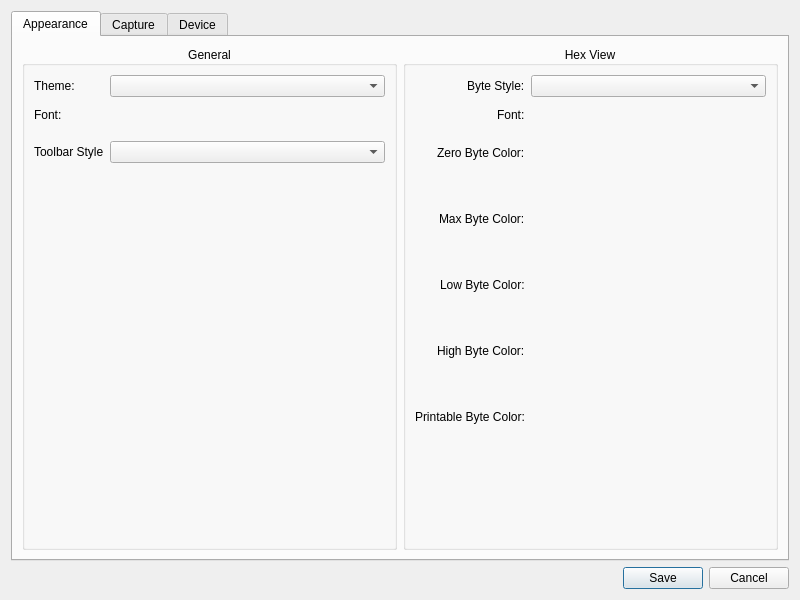
The window that software/squishy/gui/preferences_window.ui (squishy-scsi/squishy) describes before a commit, drawn with Qt 5.
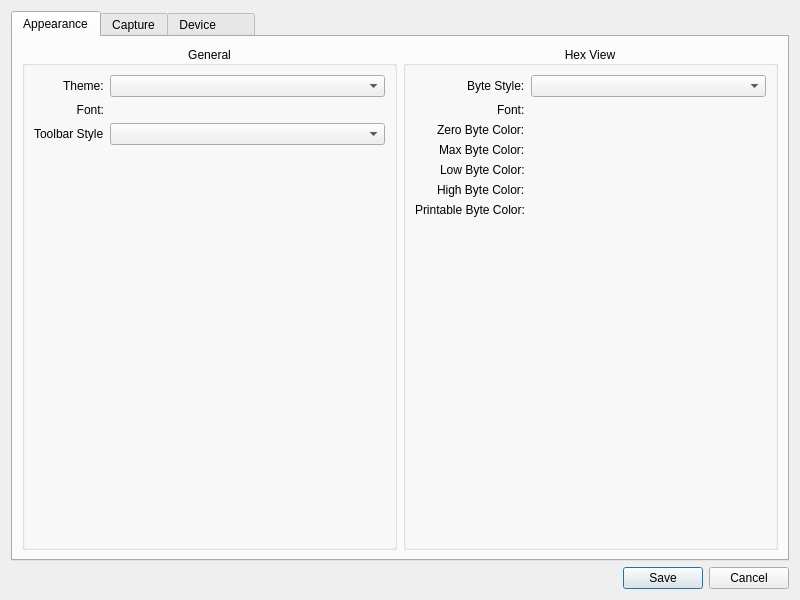
The same window after the commit. The open tabs and pages were chosen to show the change. Icons and pictures are not drawn. Custom widgets are drawn as their Qt base class.

Commit message: software: gui: futsing about with the ui some more

Patch:
```diff
--- a/software/squishy/gui/preferences_window.ui
+++ b/software/squishy/gui/preferences_window.ui
@@ -10,6 +10,12 @@
     <height>600</height>
    </rect>
   </property>
+  <property name="sizePolicy">
+   <sizepolicy hsizetype="Preferred" vsizetype="Minimum">
+    <horstretch>0</horstretch>
+    <verstretch>0</verstretch>
+   </sizepolicy>
+  </property>
   <property name="minimumSize">
    <size>
     <width>800</width>
@@ -71,6 +77,12 @@
           <set>Qt::AlignCenter</set>
          </property>
          <layout class="QFormLayout" name="formLayout_2">
+          <property name="fieldGrowthPolicy">
+           <enum>QFormLayout::AllNonFixedFieldsGrow</enum>
+          </property>
+          <property name="labelAlignment">
+           <set>Qt::AlignBottom|Qt::AlignRight|Qt::AlignTrailing</set>
+          </property>
           <property name="formAlignment">
            <set>Qt::AlignHCenter|Qt::AlignTop</set>
           </property>
@@ -89,6 +101,9 @@
             <property name="text">
              <string>Font:</string>
             </property>
+            <property name="alignment">
+             <set>Qt::AlignRight|Qt::AlignTrailing|Qt::AlignVCenter</set>
+            </property>
            </widget>
           </item>
           <item row="2" column="0">
@@ -102,8 +117,8 @@
            <widget class="FontPicker" name="fp_main" native="true">
             <property name="minimumSize">
              <size>
-              <width>32</width>
-              <height>32</height>
+              <width>0</width>
+              <height>0</height>
              </size>
             </property>
            </widget>
@@ -136,6 +151,12 @@
           <bool>false</bool>
          </property>
          <layout class="QFormLayout" name="formLayout">
+          <property name="fieldGrowthPolicy">
+           <enum>QFormLayout::AllNonFixedFieldsGrow</enum>
+          </property>
+          <property name="rowWrapPolicy">
+           <enum>QFormLayout::WrapLongRows</enum>
+          </property>
           <property name="labelAlignment">
            <set>Qt::AlignRight|Qt::AlignTrailing|Qt::AlignVCenter</set>
           </property>
@@ -163,8 +184,8 @@
            <widget class="FontPicker" name="fp_hex" native="true">
             <property name="minimumSize">
              <size>
-              <width>32</width>
-              <height>32</height>
+              <width>0</width>
+              <height>0</height>
              </size>
             </property>
            </widget>
@@ -180,8 +201,8 @@
            <widget class="ColorPicker" name="clr_zero" native="true">
             <property name="minimumSize">
              <size>
-              <width>114</width>
-              <height>60</height>
+              <width>0</width>
+              <height>0</height>
              </size>
             </property>
            </widget>
@@ -200,13 +221,6 @@
             </property>
            </widget>
           </item>
-          <item row="7" column="0">
-           <widget class="QLabel" name="label_10">
-            <property name="text">
-             <string>Printable Byte Color:</string>
-            </property>
-           </widget>
-          </item>
           <item row="3" column="0">
            <widget class="QLabel" name="label_9">
             <property name="text">
@@ -218,8 +232,8 @@
            <widget class="ColorPicker" name="clr_high" native="true">
             <property name="minimumSize">
              <size>
-              <width>114</width>
-              <height>60</height>
+              <width>0</width>
+              <height>0</height>
              </size>
             </property>
            </widget>
@@ -228,18 +242,8 @@
            <widget class="ColorPicker" name="clr_low" native="true">
             <property name="minimumSize">
              <size>
-              <width>114</width>
-              <height>60</height>
-             </size>
-            </property>
-           </widget>
-          </item>
-          <item row="7" column="1">
-           <widget class="ColorPicker" name="clr_printable" native="true">
-            <property name="minimumSize">
-             <size>
-              <width>114</width>
-              <height>60</height>
+              <width>0</width>
+              <height>0</height>
              </size>
             </property>
            </widget>
@@ -248,8 +252,25 @@
            <widget class="ColorPicker" name="clr_max" native="true">
             <property name="minimumSize">
              <size>
-              <width>114</width>
-              <height>60</height>
+              <width>0</width>
+              <height>0</height>
+             </size>
+            </property>
+           </widget>
+          </item>
+          <item row="6" column="0">
+           <widget class="QLabel" name="label_10">
+            <property name="text">
+             <string>Printable Byte Color:</string>
+            </property>
+           </widget>
+          </item>
+          <item row="6" column="1">
+           <widget class="ColorPicker" name="clr_printable" native="true">
+            <property name="minimumSize">
+             <size>
+              <width>0</width>
+              <height>0</height>
              </size>
             </property>
            </widget>
@@ -274,7 +295,7 @@
         <normaloff>.</normaloff>.</iconset>
       </attribute>
       <attribute name="title">
-       <string>Device</string>
+       <string>Device        </string>
       </attribute>
      </widget>
     </widget>
```
Left out of the diff: 2 changed lines with no effect on the pictures. The commit also changes 1 other file.
